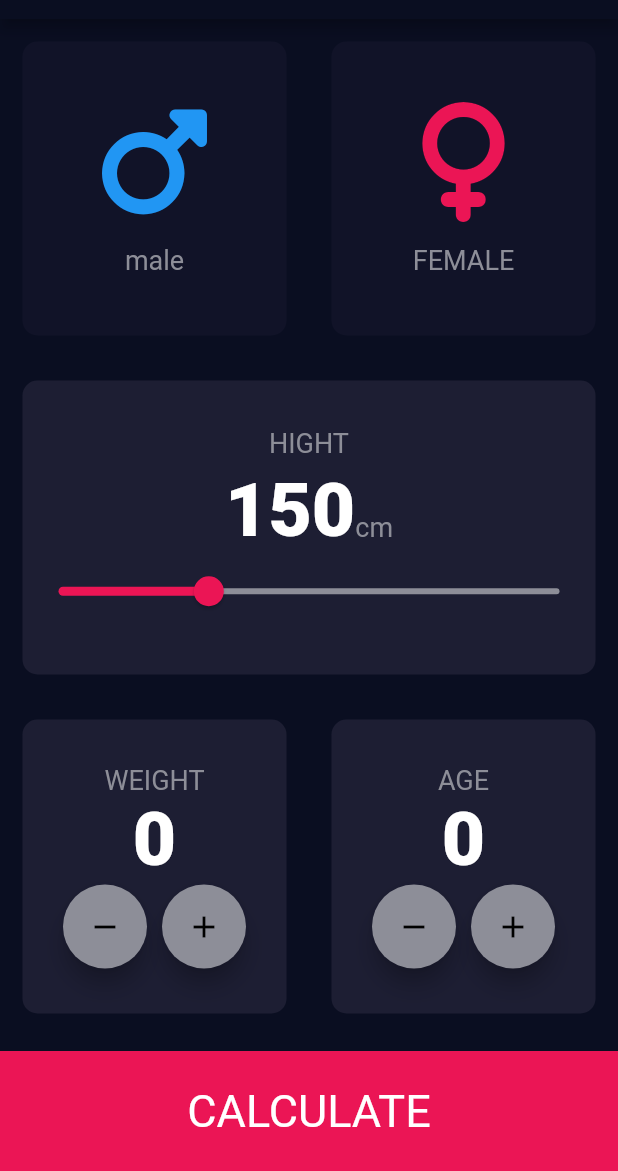
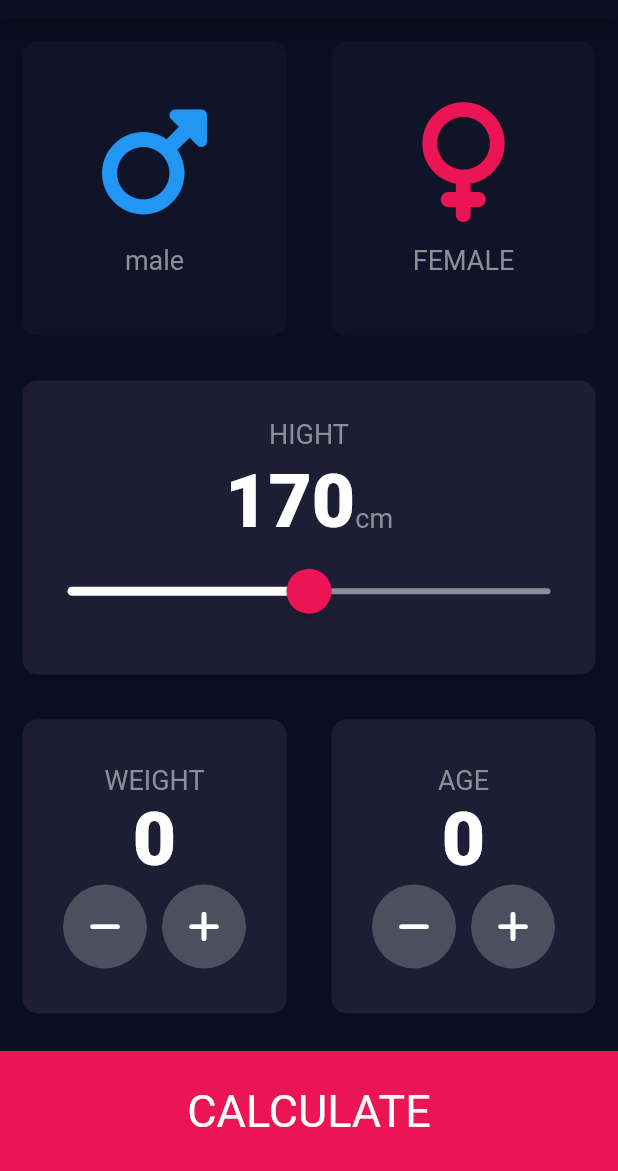
Before and after one commit to Ahmed-T-A/bmi_calculator_Flutter, a Flutter app: the screen it shows after launch, on a phone screen of 412 x 824 dp, the part 65-1236 px from its top. Run offline on Flutter 3.47's test engine with Material 2 defaults, Android fonts, the phone set to English and light mode, and no system bars; our stand-ins replace font_awesome_flutter.

Commit message:
some modifications in the slider and the buttons

```diff
--- a/lib/input_page.dart
+++ b/lib/input_page.dart
@@ -10,6 +10,8 @@ enum GenderType {
 }
 
 class InputPage extends StatefulWidget {
+  const InputPage({super.key});
+
   @override
   _InputPageState createState() => _InputPageState();
 }
@@ -17,14 +19,14 @@ class InputPage extends StatefulWidget {
 class _InputPageState extends State<InputPage> {
   int age = 0;
   int weight = 0;
-  int hight = 150;
+  int hight = 170;
   GenderType? selectedGender;
 
   @override
   Widget build(BuildContext context) {
     return Scaffold(
       appBar: AppBar(
-        title: Center(
+        title: const Center(
           child: Text('BMI CALCULATOR'),
         ),
       ),
@@ -98,17 +100,27 @@ class _InputPageState extends State<InputPage> {
                       const Text('cm', style: kLableTextStyle),
                     ],
                   ),
-                  Slider(
+                  SliderTheme(
+                    data: SliderTheme.of(context).copyWith(
+                      inactiveTrackColor: const Color(0xFF8D8E98),
+                      activeTrackColor: Colors.white,
+                      thumbColor: Color(0xFFEB1555),
+                      overlayColor: Color(0x29EB1555),
+                      thumbShape:
+                          const RoundSliderThumbShape(enabledThumbRadius: 15.0),
+                      overlayShape:
+                          const RoundSliderOverlayShape(overlayRadius: 30.0),
+                    ),
+                    child: Slider(
                       value: hight.toDouble(),
                       min: 120,
                       max: 220,
-                    activeColor: Color(0xFFEB1555),
-                    inactiveColor: Color(0xFF8D8E98),
                       onChanged: (double newValue) {
                         setState(() {
                           hight = newValue.round();
                         });
                       },
+                    ),
                   )
                 ],
               ),
@@ -137,7 +149,8 @@ class _InputPageState extends State<InputPage> {
                         Row(
                           mainAxisAlignment: MainAxisAlignment.center,
                           children: [
-                            FloatingActionButton(
+                            RoundIconButton(
+                              icon: FontAwesomeIcons.minus,
                               onPressed: () {
                                 setState(() {
                                   if (weight > 0) {
@@ -145,20 +158,17 @@ class _InputPageState extends State<InputPage> {
                                   }
                                 });
                               },
-                              backgroundColor: Color(0xFF8D8E98),
-                              child: Icon(Icons.remove),
                             ),
                             SizedBox(
                               width: 10,
                             ),
-                            FloatingActionButton(
+                            RoundIconButton(
+                              icon: FontAwesomeIcons.plus,
                               onPressed: () {
                                 setState(() {
                                   weight++;
                                 });
                               },
-                              backgroundColor: Color(0xFF8D8E98),
-                              child: Icon(Icons.add),
                             ),
                           ],
                         ),
@@ -186,7 +196,8 @@ class _InputPageState extends State<InputPage> {
                         Row(
                           mainAxisAlignment: MainAxisAlignment.center,
                           children: [
-                            FloatingActionButton(
+                            RoundIconButton(
+                              icon: FontAwesomeIcons.minus,
                               onPressed: () {
                                 setState(() {
                                   if (age > 0) {
@@ -194,20 +205,17 @@ class _InputPageState extends State<InputPage> {
                                   }
                                 });
                               },
-                              backgroundColor: Color(0xFF8D8E98),
-                              child: Icon(Icons.remove),
                             ),
                             SizedBox(
                               width: 10,
                             ),
-                            FloatingActionButton(
+                            RoundIconButton(
+                              icon: FontAwesomeIcons.plus,
                               onPressed: () {
                                 setState(() {
                                   age++;
                                 });
                               },
-                              backgroundColor: Color(0xFF8D8E98),
-                              child: Icon(Icons.add),
                             ),
                           ],
                         ),
@@ -235,51 +243,26 @@ class _InputPageState extends State<InputPage> {
       ),
     );
   }
+}
 
-  Column ageWeightCardes(String cardName, int variableName) {
-    return Column(
-      mainAxisAlignment: MainAxisAlignment.center,
-      children: [
-        Text(
-          cardName,
-          style: TextStyle(fontSize: 18, color: kContainerLableColor),
+class RoundIconButton extends StatelessWidget {
+  final IconData icon;
+  final void Function() onPressed;
+  RoundIconButton({required this.icon, required this.onPressed});
+
+  @override
+  Widget build(BuildContext context) {
+    return RawMaterialButton(
+      child: Icon(icon),
+      elevation: 0,
+      disabledElevation: 6,
+      shape: CircleBorder(),
+      fillColor: Color(0xFF4C4F5E),
+      onPressed: onPressed,
+      constraints: const BoxConstraints.tightFor(
+        width: 56,
+        height: 56,
       ),
-        SizedBox(height: 5),
-        Text(
-          variableName.toString(),
-          style: TextStyle(
-            fontSize: 40,
-          ),
-        ),
-        Row(
-          mainAxisAlignment: MainAxisAlignment.center,
-          children: [
-            FloatingActionButton(
-              onPressed: () {
-                setState(() {
-                  if (variableName > 0) {
-                    variableName--;
-                  }
-                });
-              },
-              backgroundColor: kContainerLableColor,
-              child: Icon(Icons.remove),
-            ),
-            SizedBox(
-              width: 10,
-            ),
-            FloatingActionButton(
-              onPressed: () {
-                setState(() {
-                  variableName++;
-                });
-              },
-              backgroundColor: kContainerLableColor,
-              child: Icon(Icons.add),
-            ),
-          ],
-        ),
-      ],
     );
   }
 }
```
Lines whose indentation alone changed are shown as unchanged.
